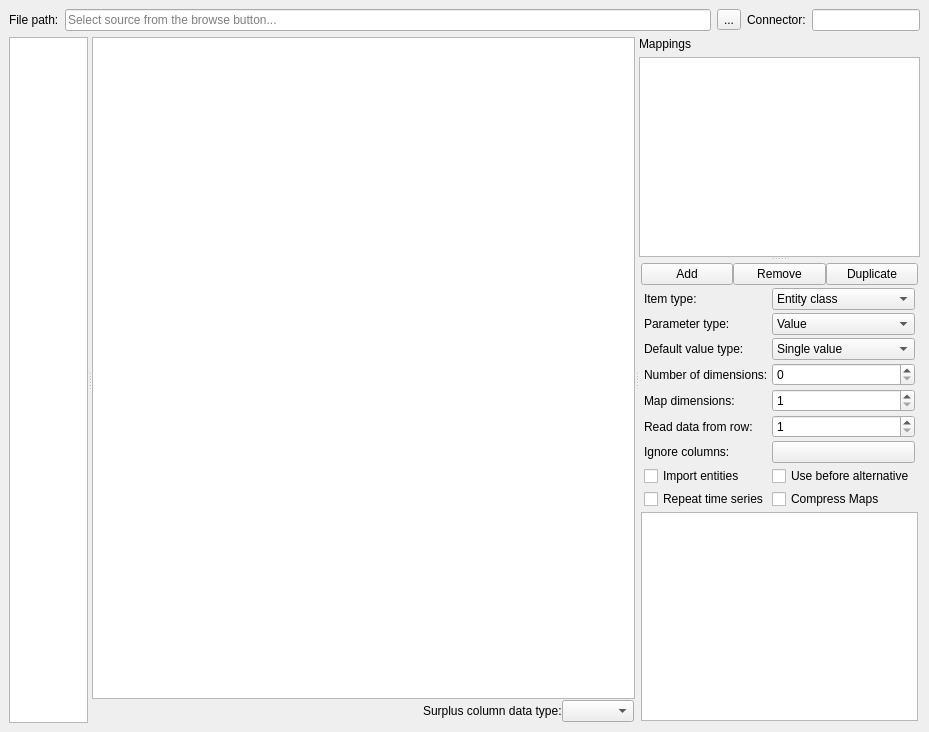
spine-tools/spine-items, file spine_items/importer/ui/import_editor_window.ui: the form before one commit.
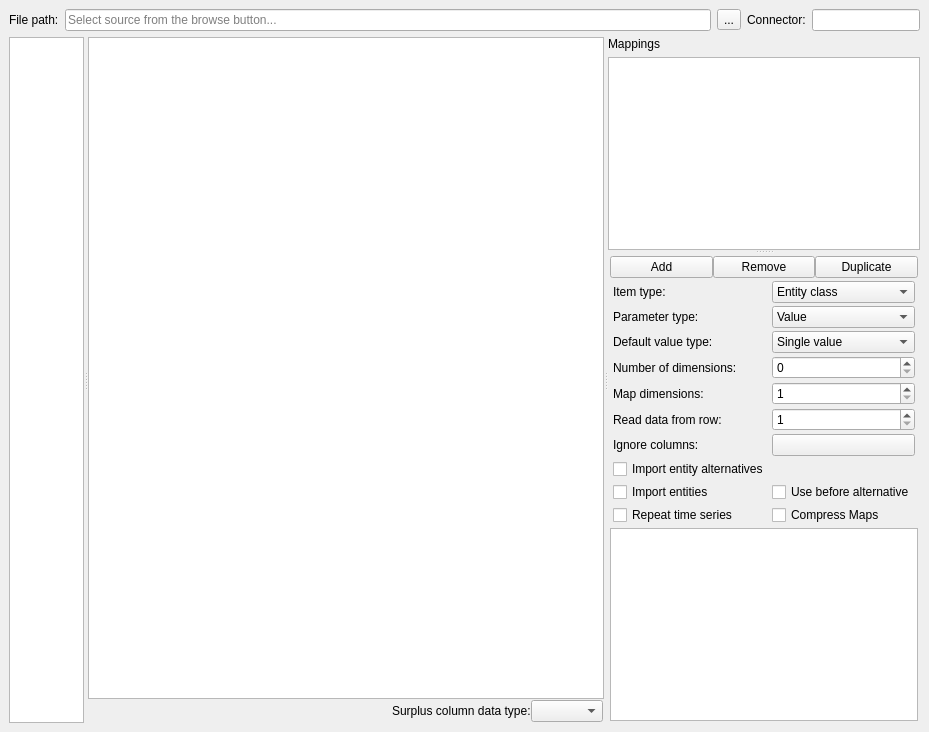
The form after the commit. Icons and pictures are not drawn. Custom widgets are drawn as their Qt base class.

Commit message:
Add support for entity alternatives into Importer
This adds a checkbox to Importer specification editor which,
while checked, inserts entity activity mapping to entity class mapping.

Re spine-tools/Spine-Toolbox#2748

The edit to the form file:
```diff
--- a/spine_items/importer/ui/import_editor_window.ui
+++ b/spine_items/importer/ui/import_editor_window.ui
@@ -349,58 +349,6 @@
               <property name="spacing">
                <number>3</number>
               </property>
-              <item row="9" column="1">
-               <widget class="QPushButton" name="ignore_columns_button">
-                <property name="text">
-                 <string/>
-                </property>
-               </widget>
-              </item>
-              <item row="4" column="0">
-               <widget class="QLabel" name="value_type_label">
-                <property name="text">
-                 <string>Default value type:</string>
-                </property>
-               </widget>
-              </item>
-              <item row="0" column="0">
-               <widget class="QLabel" name="class_type_label">
-                <property name="text">
-                 <string>Item type:</string>
-                </property>
-               </widget>
-              </item>
-              <item row="8" column="0">
-               <widget class="QLabel" name="read_start_row_label">
-                <property name="text">
-                 <string>Read data from row:</string>
-                </property>
-               </widget>
-              </item>
-              <item row="6" column="0">
-               <widget class="QLabel" name="map_dimensions_label">
-                <property name="text">
-                 <string>Map dimensions:</string>
-                </property>
-               </widget>
-              </item>
-              <item row="10" column="1">
-               <widget class="QCheckBox" name="before_alternative_check_box">
-                <property name="toolTip">
-                 <string>Enable or disable 'Before alternative name' mapping for scenario alternative item type.</string>
-                </property>
-                <property name="text">
-                 <string>Use before alternative</string>
-                </property>
-               </widget>
-              </item>
-              <item row="9" column="0">
-               <widget class="QLabel" name="ignore_columns_label">
-                <property name="text">
-                 <string>Ignore columns:</string>
-                </property>
-               </widget>
-              </item>
               <item row="0" column="1">
                <widget class="QComboBox" name="class_type_combo_box">
                 <item>
@@ -435,57 +383,14 @@
                 </item>
                </widget>
               </item>
-              <item row="8" column="1">
-               <widget class="QSpinBox" name="start_read_row_spin_box">
-                <property name="minimum">
-                 <number>1</number>
-                </property>
-               </widget>
-              </item>
-              <item row="6" column="1">
-               <widget class="QSpinBox" name="map_dimension_spin_box">
-                <property name="toolTip">
-                 <string>Number of dimensions when value type is Map.</string>
-                </property>
-                <property name="minimum">
-                 <number>1</number>
+              <item row="3" column="0">
+               <widget class="QLabel" name="value_type_label">
+                <property name="text">
+                 <string>Default value type:</string>
                 </property>
                </widget>
               </item>
               <item row="3" column="1">
-               <widget class="QComboBox" name="parameter_type_combo_box">
-                <item>
-                 <property name="text">
-                  <string>Value</string>
-                 </property>
-                </item>
-                <item>
-                 <property name="text">
-                  <string>Definition</string>
-                 </property>
-                </item>
-                <item>
-                 <property name="text">
-                  <string>None</string>
-                 </property>
-                </item>
-               </widget>
-              </item>
-              <item row="11" column="1">
-               <widget class="QCheckBox" name="map_compression_check_box">
-                <property name="text">
-                 <string>Compress Maps</string>
-                </property>
-               </widget>
-              </item>
-              <item row="10" column="0">
-               <widget class="QCheckBox" name="import_entities_check_box">
-                <property name="text">
-                 <string>Import entities</string>
-                </property>
-               </widget>
-              </item>
-              <item row="4" column="1">
                <widget class="QComboBox" name="value_type_combo_box">
                 <item>
                  <property name="text">
@@ -514,37 +419,139 @@
                 </item>
                </widget>
               </item>
-              <item row="11" column="0">
-               <widget class="QCheckBox" name="time_series_repeat_check_box">
-                <property name="toolTip">
-                 <string>Set the repeat flag for all imported time series</string>
+              <item row="7" column="1">
+               <widget class="QSpinBox" name="start_read_row_spin_box">
+                <property name="minimum">
+                 <number>1</number>
                 </property>
+               </widget>
+              </item>
+              <item row="0" column="0">
+               <widget class="QLabel" name="class_type_label">
                 <property name="text">
-                 <string>Repeat time series</string>
+                 <string>Item type:</string>
                 </property>
                </widget>
               </item>
-              <item row="3" column="0">
+              <item row="4" column="1">
+               <widget class="QSpinBox" name="dimension_spin_box">
+                <property name="toolTip">
+                 <string>Number of entity dimensions.</string>
+                </property>
+                <property name="value">
+                 <number>0</number>
+                </property>
+               </widget>
+              </item>
+              <item row="2" column="0">
                <widget class="QLabel" name="parameter_type_label">
                 <property name="text">
                  <string>Parameter type:</string>
                 </property>
                </widget>
               </item>
-              <item row="5" column="0">
+              <item row="4" column="0">
                <widget class="QLabel" name="dimension_label">
                 <property name="text">
                  <string>Number of dimensions:</string>
                 </property>
                </widget>
               </item>
+              <item row="8" column="1">
+               <widget class="QPushButton" name="ignore_columns_button">
+                <property name="text">
+                 <string/>
+                </property>
+               </widget>
+              </item>
+              <item row="12" column="0">
+               <widget class="QCheckBox" name="time_series_repeat_check_box">
+                <property name="toolTip">
+                 <string>Set the repeat flag for all imported time series</string>
+                </property>
+                <property name="text">
+                 <string>Repeat time series</string>
+                </property>
+               </widget>
+              </item>
+              <item row="9" column="0">
+               <widget class="QCheckBox" name="import_entity_alternatives_check_box">
+                <property name="text">
+                 <string>Import entity alternatives</string>
+                </property>
+               </widget>
+              </item>
+              <item row="12" column="1">
+               <widget class="QCheckBox" name="map_compression_check_box">
+                <property name="text">
+                 <string>Compress Maps</string>
+                </property>
+               </widget>
+              </item>
               <item row="5" column="1">
-               <widget class="QSpinBox" name="dimension_spin_box">
+               <widget class="QSpinBox" name="map_dimension_spin_box">
                 <property name="toolTip">
                  <string>Number of entity dimensions.</string>
                 </property>
-                <property name="value">
-                 <number>0</number>
+                <property name="minimum">
+                 <number>1</number>
+                </property>
+               </widget>
+              </item>
+              <item row="2" column="1">
+               <widget class="QComboBox" name="parameter_type_combo_box">
+                <item>
+                 <property name="text">
+                  <string>Value</string>
+                 </property>
+                </item>
+                <item>
+                 <property name="text">
+                  <string>Definition</string>
+                 </property>
+                </item>
+                <item>
+                 <property name="text">
+                  <string>None</string>
+                 </property>
+                </item>
+               </widget>
+              </item>
+              <item row="7" column="0">
+               <widget class="QLabel" name="read_start_row_label">
+                <property name="text">
+                 <string>Read data from row:</string>
+                </property>
+               </widget>
+              </item>
+              <item row="8" column="0">
+               <widget class="QLabel" name="ignore_columns_label">
+                <property name="text">
+                 <string>Ignore columns:</string>
+                </property>
+               </widget>
+              </item>
+              <item row="5" column="0">
+               <widget class="QLabel" name="map_dimensions_label">
+                <property name="text">
+                 <string>Map dimensions:</string>
+                </property>
+               </widget>
+              </item>
+              <item row="10" column="1">
+               <widget class="QCheckBox" name="before_alternative_check_box">
+                <property name="toolTip">
+                 <string>Enable or disable 'Before alternative name' mapping for scenario alternative item type.</string>
+                </property>
+                <property name="text">
+                 <string>Use before alternative</string>
+                </property>
+               </widget>
+              </item>
+              <item row="10" column="0">
+               <widget class="QCheckBox" name="import_entities_check_box">
+                <property name="text">
+                 <string>Import entities</string>
                 </property>
                </widget>
               </item>
```
Left out of the diff: 4 changed lines with no effect on the pictures. The commit also changes 7 other files.
